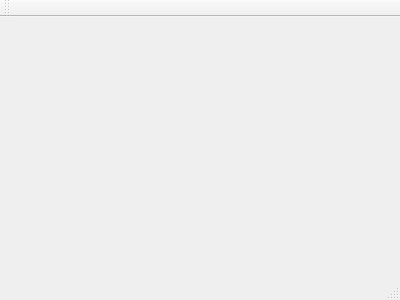
fasa1964/fshkkap, file fshkwindow.ui: the form before one commit.
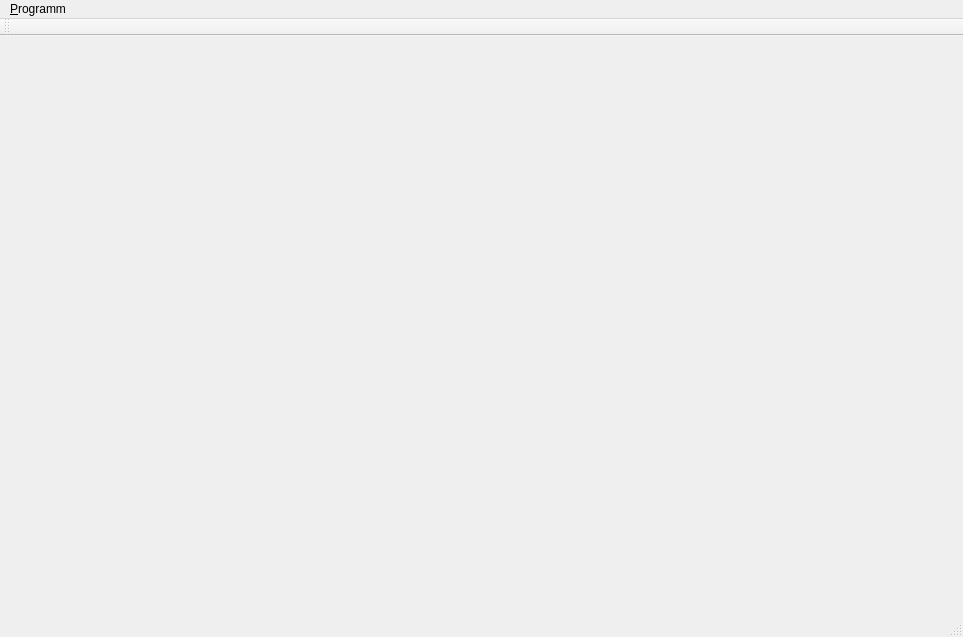
The form after the commit.

Commit message: Add menu actionCloseClicked, actionInfoClicked. Add function writeSettings and readSettings.

```diff
--- a/fshkwindow.ui
+++ b/fshkwindow.ui
@@ -1,24 +1,57 @@
 <ui version="4.0">
  <class>FSHKWindow</class>
- <widget class="QMainWindow" name="FSHKWindow" >
-  <property name="geometry" >
+ <widget class="QMainWindow" name="FSHKWindow">
+  <property name="geometry">
    <rect>
     <x>0</x>
     <y>0</y>
-    <width>400</width>
-    <height>300</height>
+    <width>963</width>
+    <height>637</height>
    </rect>
   </property>
   <property name="windowTitle" >
    <string>FSHKWindow</string>
   </property>
-  <widget class="QMenuBar" name="menuBar" />
-  <widget class="QToolBar" name="mainToolBar" />
-  <widget class="QWidget" name="centralWidget" />
-  <widget class="QStatusBar" name="statusBar" />
+  <widget class="QWidget" name="centralWidget"/>
+  <widget class="QMenuBar" name="menuBar">
+   <property name="geometry">
+    <rect>
+     <x>0</x>
+     <y>0</y>
+     <width>963</width>
+     <height>26</height>
+    </rect>
+   </property>
+   <widget class="QMenu" name="menu_Programm">
+    <property name="title">
+     <string>&amp;Programm</string>
+    </property>
+    <addaction name="actionInfo"/>
+    <addaction name="actionBeenden"/>
+   </widget>
+   <addaction name="menu_Programm"/>
+  </widget>
+  <widget class="QToolBar" name="mainToolBar">
+   <attribute name="toolBarArea">
+    <enum>TopToolBarArea</enum>
+   </attribute>
+   <attribute name="toolBarBreak">
+    <bool>false</bool>
+   </attribute>
+  </widget>
+  <widget class="QStatusBar" name="statusBar"/>
+  <action name="actionInfo">
+   <property name="text">
+    <string>&amp;Info</string>
+   </property>
+  </action>
+  <action name="actionBeenden">
+   <property name="text">
+    <string>&amp;Beenden</string>
+   </property>
+  </action>
  </widget>
- <layoutDefault spacing="6" margin="11" />
- <pixmapfunction></pixmapfunction>
+ <layoutdefault spacing="6" margin="11"/>
  <resources/>
  <connections/>
 </ui>
```
Left out of the diff: 3 changed lines with no effect on the pictures. The commit also changes 3 other files.
